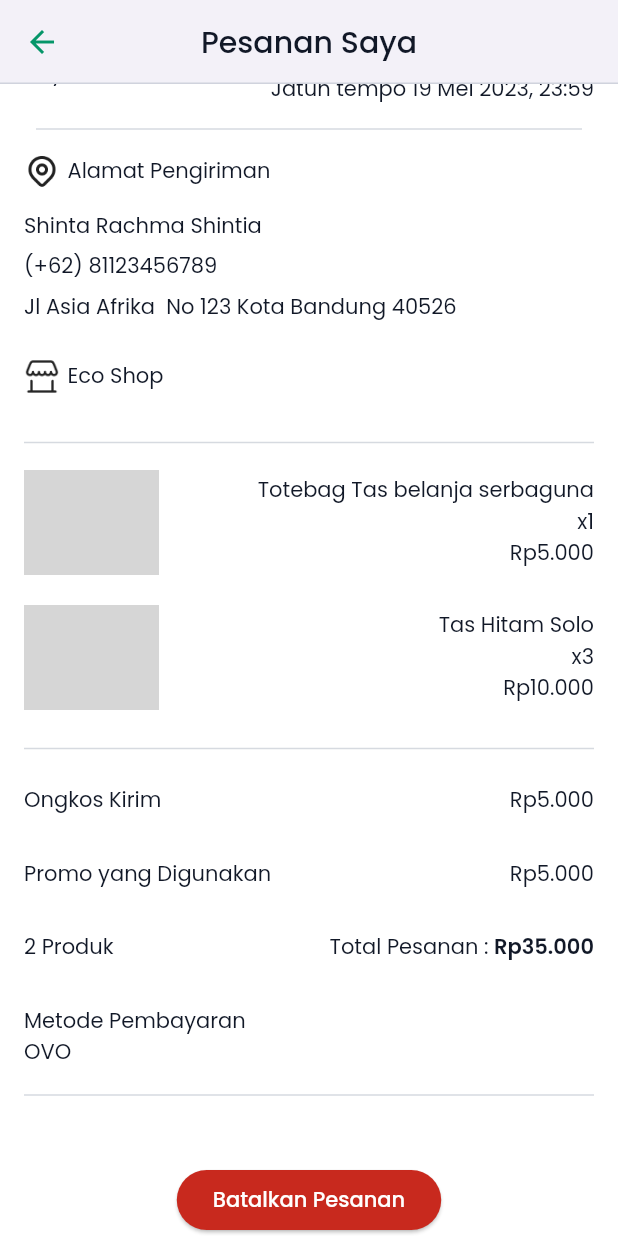
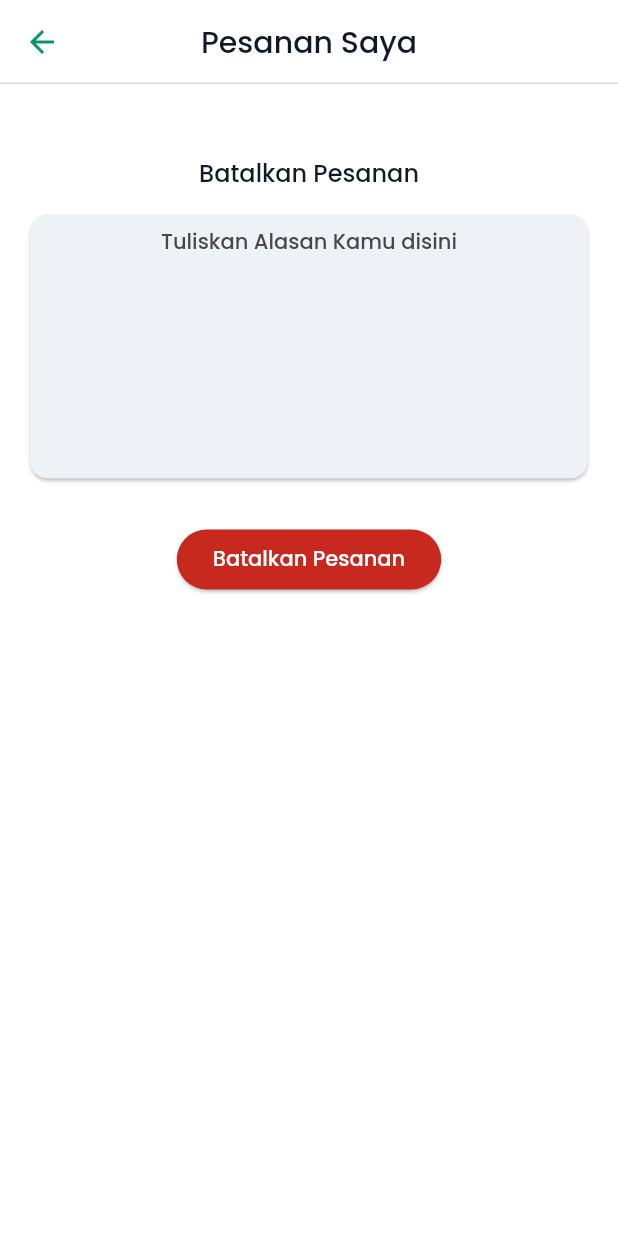
Before and after one commit to Ecowave-Alterra/ecowave-flutter, a Flutter app: the UnpaidOrderDetailPage screen opened directly with sample values from the repository, scrolled down 52 dp, after a tap on "Batalkan Pesanan", on a phone screen of 412 x 824 dp. Run offline on Flutter 3.47's test engine with Material 2 defaults, Android fonts, the phone set to English and light mode, and no system bars; our stand-ins replace another_flushbar, carousel_slider, file_picker, flutter_bloc, flutter_countdown_timer, flutter_rating_bar and 4 more; network calls fail; grey boxes are pictures that could not be loaded.

Commit message:
[FL-010] Batalkan Produk (#34)
* add cancel and detail order page

* Change text metode pembayaran->status pembayaran

```diff
--- /dev/null
+++ b/lib/features/order/view/pages/cancel_order_page.dart
@@ -0,0 +1,63 @@
+import 'package:ecowave/core.dart';
+import 'package:ecowave/features/order/view/pages/reason_canceled_page.dart';
+import 'package:flutter/material.dart';
+
+class CancelOrderPage extends StatelessWidget {
+  const CancelOrderPage({super.key});
+
+  @override
+  Widget build(BuildContext context) {
+    return Scaffold(
+      appBar: AppBar(
+        title: const Text("Pesanan Saya"),
+      ),
+      body: Container(
+        margin: const EdgeInsets.symmetric(horizontal: 16),
+        child: Column(
+          children: [
+            47.0.height,
+            const Text(
+              "Batalkan Pesanan",
+              style: TextStyle(fontWeight: AppFontWeight.medium, fontSize: 16),
+            ),
+            12.0.height,
+            Card(
+                color: AppColors.grey50,
+                child: Padding(
+                  padding: const EdgeInsets.all(8.0),
+                  child: TextFormField(
+                    cursorColor: AppColors.black,
+                    textAlign: TextAlign.center,
+                    maxLines: 8, //or null
+                    decoration: const InputDecoration.collapsed(
+                        hintText: "Tuliskan Alasan Kamu disini"),
+                  ),
+                )),
+            26.0.height,
+            ElevatedButton(
+              onPressed: () {
+                showConfirmation(
+                    title: 'Seriuss, kamu ingin membatalkan pesanan?',
+                    message:
+                        'Kami akan membatalkan pesanan kamu dengan permanen.',
+                    nameButtonConfirmation: 'Batalkan',
+                    colorButtonConfirmation: AppColors.error500,
+                    pressNavConfirmation: () {
+                      context.pushReplacement(const ReasonCanceledPage());
+                    },
+                    context: context,
+                    nameButtonUnConfirmation: 'Tidak');
+              },
+              style:
+                  ElevatedButton.styleFrom(backgroundColor: AppColors.error500),
+              child: const Text(
+                "Batalkan Pesanan",
+                style: TextStyle(color: AppColors.white),
+              ),
+            )
+          ],
+        ),
+      ),
+    );
+  }
+}
--- a/lib/features/order/view/pages/unpaid_order_detail_page.dart
+++ b/lib/features/order/view/pages/unpaid_order_detail_page.dart
@@ -1,5 +1,6 @@
 import 'package:ecowave/core.dart';
 import 'package:ecowave/features/order/model/checkout_model.dart';
+import 'package:ecowave/features/order/view/pages/cancel_order_page.dart';
 import 'package:flutter/material.dart';
 import 'package:flutter_countdown_timer/current_remaining_time.dart';
 import 'package:flutter_countdown_timer/flutter_countdown_timer.dart';
@@ -202,7 +203,7 @@ class UnpaidOrderDetailPage extends StatelessWidget {
                 child: Center(
                     child: ElevatedButton(
                   onPressed: () {
-                    // context.push(const BatalkanPesananPage());
+                    context.push(const CancelOrderPage());
                   },
                   style: ElevatedButton.styleFrom(
                       backgroundColor: AppColors.error500),
```
Also changed, not shown: lib/features/order/view/pages/reason_canceled_page.dart (added, +118 -0 lines).
